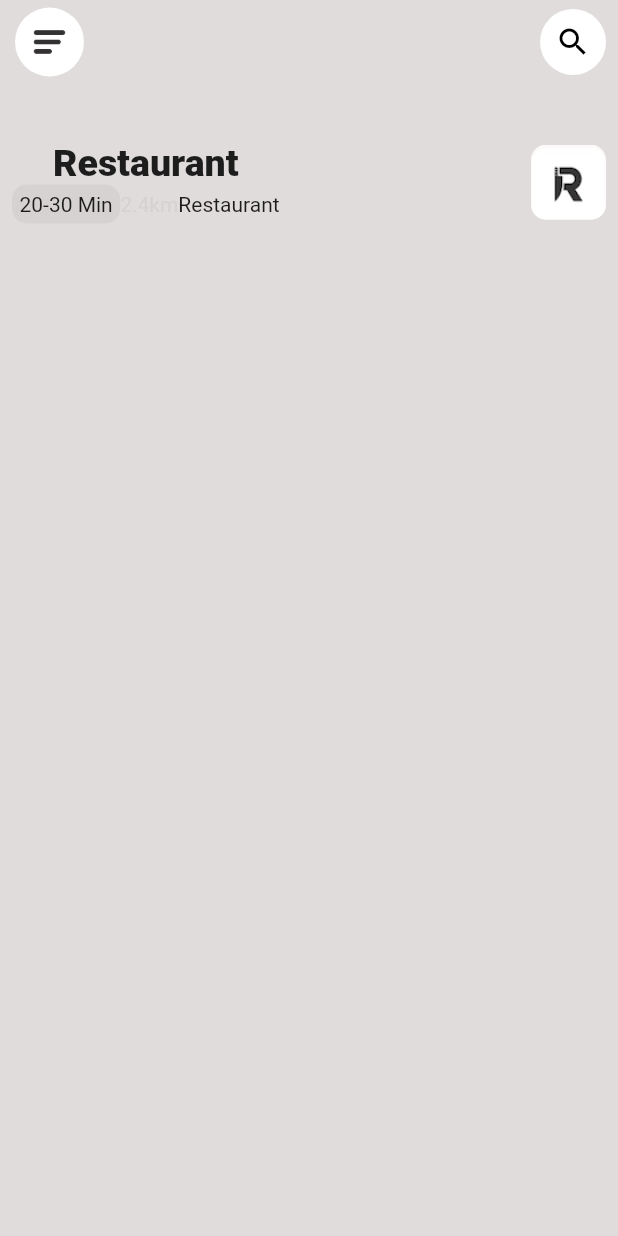
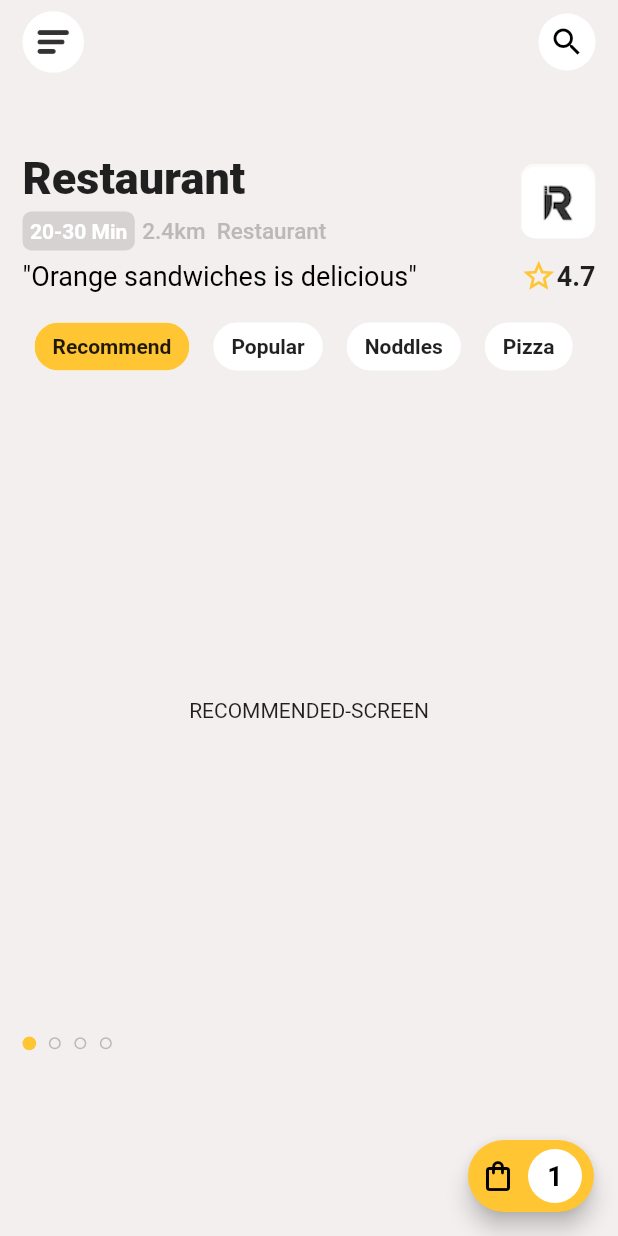
Before and after one commit to Atuoha/food-delivery-ui, a Flutter app: the screen it shows after launch, on a phone screen of 412 x 824 dp. Run offline on Flutter 3.47's test engine with Material 2 defaults, Android fonts, the phone set to English and light mode, and no system bars; drawn by our look-alikes of smooth_page_indicator; Roboto replaces fonts that are missing (JosefinSlab).

Commit message:
dynamic screens on homescreen

```diff
--- /dev/null
+++ b/lib/category_meals/noddles.dart
@@ -0,0 +1,15 @@
+import 'package:flutter/src/foundation/key.dart';
+import 'package:flutter/src/widgets/framework.dart';
+
+import 'package:flutter/material.dart';
+
+class NoddlesScreen extends StatelessWidget {
+  const NoddlesScreen({Key? key}) : super(key: key);
+
+  @override
+  Widget build(BuildContext context) {
+    return Center(
+      child: Text('NODDLES-SCREEN'),
+    );
+  }
+}
--- /dev/null
+++ b/lib/category_meals/pizza.dart
@@ -0,0 +1,12 @@
+import 'package:flutter/material.dart';
+
+class PizzaScreen extends StatelessWidget {
+  const PizzaScreen({Key? key}) : super(key: key);
+
+  @override
+  Widget build(BuildContext context) {
+    return Center(
+      child: Text('PIZZA-SCREEN'),
+    );
+  }
+}
--- /dev/null
+++ b/lib/category_meals/popular.dart
@@ -0,0 +1,12 @@
+import 'package:flutter/material.dart';
+
+class PopularScreen extends StatelessWidget {
+  const PopularScreen({Key? key}) : super(key: key);
+
+  @override
+  Widget build(BuildContext context) {
+    return Center(
+      child: Text('POPULAR-SCREEN'),
+    );
+  }
+}
--- /dev/null
+++ b/lib/category_meals/recommended.dart
@@ -0,0 +1,12 @@
+import 'package:flutter/material.dart';
+
+class RecommendedScreen extends StatelessWidget {
+  const RecommendedScreen({Key? key}) : super(key: key);
+
+  @override
+  Widget build(BuildContext context) {
+    return Center(
+      child: Text('RECOMMENDED-SCREEN'),
+    );
+  }
+}
--- a/lib/constants/color.dart
+++ b/lib/constants/color.dart
@@ -1,2 +1,5 @@
 import 'dart:ui';
-const themeColor = Color.fromARGB(255, 224, 220, 220);
+
+const themeColor = Color.fromARGB(255, 243, 239, 239);
+const yellowDeep = Color(0xFFffc533);
+const greyAccent = Color.fromARGB(255, 189, 184, 184);
--- a/lib/screens/home.dart
+++ b/lib/screens/home.dart
@@ -1,14 +1,85 @@
 import 'package:flutter/material.dart';
 import 'package:flutter/services.dart';
+import 'package:smooth_page_indicator/smooth_page_indicator.dart';
 
+import '../category_meals/noddles.dart';
+import '../category_meals/pizza.dart';
+import '../category_meals/popular.dart';
+import '../category_meals/recommended.dart';
 import '../constants/color.dart';
 
-class HomePage extends StatelessWidget {
+class HomePage extends StatefulWidget {
   const HomePage({Key? key}) : super(key: key);
+
+  @override
+  State<HomePage> createState() => _HomePageState();
+}
+
+class _HomePageState extends State<HomePage> {
+
+    static int index = 0;
+      final controller = PageController(
+        initialPage: _HomePageState.index,
+        viewportFraction: 0.8, keepPage: true);
+    final pages = [
+      const RecommendedScreen(),
+      const PopularScreen(),
+      const NoddlesScreen(),
+      const PizzaScreen(),
+    ];
+
+    void switchPage(int pageIndex) {
+      setState(() {
+        index = pageIndex;
+        print(index);
+      });
+    }
+
+    Widget categoryButton(int catIndex, String title) {
+      return GestureDetector(
+        onTap: () => switchPage(catIndex),
+        child: Padding(
+          padding: const EdgeInsets.all(8.0),
+          child: Chip(
+            backgroundColor: index == catIndex ? yellowDeep : Colors.white,
+            label: Text(
+              title,
+              style: const TextStyle(
+                fontWeight: FontWeight.bold,
+              ),
+            ),
+          ),
+        ),
+      );
+    }
+
 
   @override
   Widget build(BuildContext context) {
     return Scaffold(
+      floatingActionButton: FittedBox(
+        child: FloatingActionButton.extended(
+          extendedPadding: const EdgeInsets.all(8),
+          backgroundColor: yellowDeep,
+          onPressed: () {},
+          icon: const Icon(
+            Icons.shopping_bag_outlined,
+            color: Colors.black,
+          ),
+          label: const CircleAvatar(
+            radius: 18,
+            backgroundColor: Colors.white,
+            child: Text(
+              '1',
+              style: TextStyle(
+                fontSize: 18,
+                color: Colors.black,
+                fontWeight: FontWeight.bold,
+              ),
+            ),
+          ),
+        ),
+      ),
       backgroundColor: themeColor,
       appBar: AppBar(
         elevation: 0,
@@ -17,7 +88,7 @@ class HomePage extends StatelessWidget {
         ),
         backgroundColor: themeColor,
         leading: Padding(
-          padding: const EdgeInsets.only(left: 10.0),
+          padding: const EdgeInsets.only(left: 15.0),
           child: CircleAvatar(
             backgroundColor: Colors.white,
             radius: 2,
@@ -29,9 +100,9 @@ class HomePage extends StatelessWidget {
         ),
         actions: const [
           Padding(
-            padding: EdgeInsets.only(right: 8.0),
+            padding: EdgeInsets.only(right: 15.0),
             child: CircleAvatar(
-              radius: 22,
+              radius: 19,
               backgroundColor: Colors.white,
               child: Icon(
                 Icons.search,
@@ -42,7 +113,7 @@ class HomePage extends StatelessWidget {
         ],
       ),
       body: Padding(
-        padding: const EdgeInsets.all(8.0),
+        padding: const EdgeInsets.all(15.0),
         child: SizedBox(
           child: Column(
             crossAxisAlignment: CrossAxisAlignment.start,
@@ -52,33 +123,41 @@ class HomePage extends StatelessWidget {
                 mainAxisAlignment: MainAxisAlignment.spaceBetween,
                 children: [
                   Column(
+                    crossAxisAlignment: CrossAxisAlignment.start,
                     children: [
                       const Text(
                         'Restaurant',
                         style: TextStyle(
-                          fontSize: 25,
+                          fontSize: 30,
                           fontWeight: FontWeight.w900,
                         ),
                       ),
+                      const SizedBox(height: 5),
                       Row(
                         children: [
                           Container(
                             padding: const EdgeInsets.all(5),
                             decoration: BoxDecoration(
-                              borderRadius: BorderRadius.circular(10),
+                              borderRadius: BorderRadius.circular(6),
                               color: const Color.fromARGB(255, 214, 210, 210),
                             ),
                             child: const Text(
                               '20-30 Min',
+                              style: TextStyle(
+                                color: Colors.white,
+                                fontWeight: FontWeight.bold,
+                              ),
                             ),
                           ),
+                          const SizedBox(width: 5),
                           const Text(
-                            '2.4km',
+                            '2.4km  Restaurant',
                             style: TextStyle(
-                              color: Color.fromARGB(255, 214, 210, 210),
+                              color: greyAccent,
+                              fontSize: 15,
+                              fontWeight: FontWeight.w500,
                             ),
                           ),
-                          const Text('Restaurant'),
                         ],
                       )
                     ],
@@ -91,6 +170,72 @@ class HomePage extends StatelessWidget {
                     ),
                   ),
                 ],
+              ),
+              const SizedBox(height: 5),
+              Row(
+                mainAxisAlignment: MainAxisAlignment.spaceBetween,
+                children: [
+                  const Text(
+                    '"Orange sandwiches is delicious"',
+                    style: TextStyle(
+                      color: Colors.black,
+                      // fontWeight: FontWeight.w600,
+                      fontSize: 18,
+                    ),
+                  ),
+                  Wrap(
+                    crossAxisAlignment: WrapCrossAlignment.center,
+                    children: const [
+                      Icon(
+                        Icons.star_border,
+                        color: yellowDeep,
+                      ),
+                      Text(
+                        '4.7',
+                        style: TextStyle(
+                          fontWeight: FontWeight.bold,
+                          fontSize: 18,
+                        ),
+                      ),
+                    ],
+                  )
+                ],
+              ),
+              const SizedBox(height: 10),
+              Container(
+                height: 50,
+                child: ListView(
+                  scrollDirection: Axis.horizontal,
+                  children: [
+                    categoryButton(0, 'Recommend'),
+                    categoryButton(1, 'Popular'),
+                    categoryButton(2, 'Noddles'),
+                    categoryButton(3, 'Pizza'),
+                  ],
+                ),
+              ),
+              SingleChildScrollView(
+                child: Container(
+                  height: 435,
+                  width: double.infinity,
+                  child: pages[index],
+                ),
+              ),
+              SmoothPageIndicator(
+                controller: controller,
+                count: pages.length,
+                effect: const ScrollingDotsEffect(
+                  dotColor: greyAccent,
+                  activeDotColor: yellowDeep,
+                  activeStrokeWidth: 2.6,
+                  activeDotScale: 1.9,
+                  maxVisibleDots: 5,
+                  radius: 8,
+                  spacing: 10,
+                  dotHeight: 7,
+                  dotWidth: 7,
+                  paintStyle: PaintingStyle.stroke,
+                ),
               )
             ],
           ),
--- a/pubspec.yaml
+++ b/pubspec.yaml
@@ -35,6 +35,7 @@ dependencies:
   # Use with the CupertinoIcons class for iOS style icons.
   cupertino_icons: ^1.0.2
   provider: ^6.0.2
+  smooth_page_indicator: ^1.0.0+2
 
 dev_dependencies:
   flutter_test:
```
Also changed, not shown: pubspec.lock.
